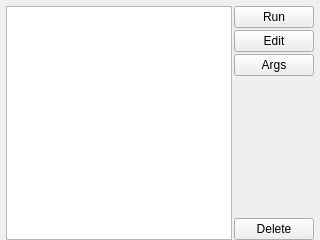
Before: the Qt Designer form ui/ProgramsWidget.ui in kipr/botui, drawn with Qt 5.
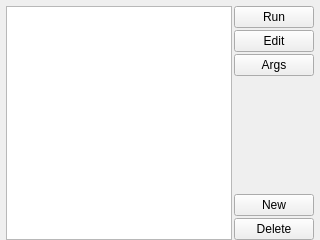
After: the same form once the commit is applied. Icons and pictures are not drawn.

Commit message: Added the ability to create new archives.

```diff
--- a/ui/ProgramsWidget.ui
+++ b/ui/ProgramsWidget.ui
@@ -82,6 +82,17 @@
          </property>
         </spacer>
        </item>
+       <item>
+        <widget class="QPushButton" name="add">
+         <property name="text">
+          <string>New</string>
+         </property>
+         <property name="icon">
+          <iconset resource="../rc/icons.qrc">
+           <normaloff>:/icons/add.png</normaloff>:/icons/add.png</iconset>
+         </property>
+        </widget>
+       </item>
        <item>
         <widget class="QPushButton" name="remove">
          <property name="text">
```
The commit also changes 2 other files.
